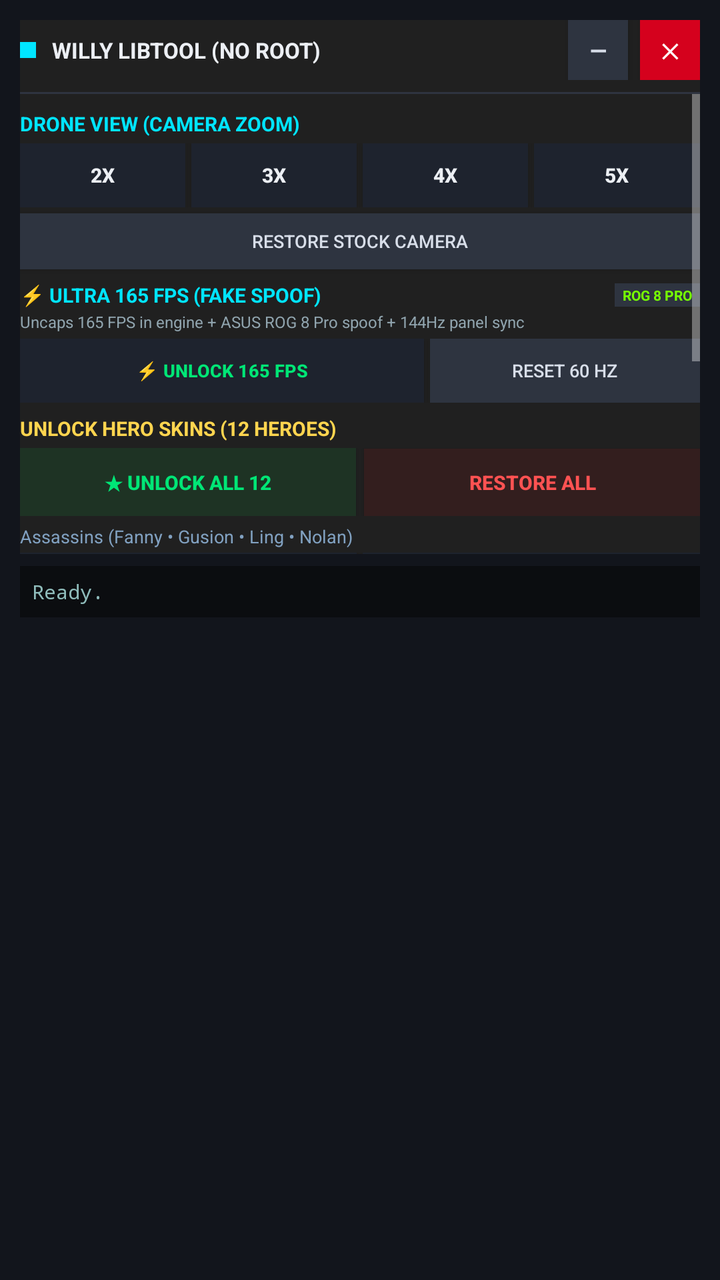
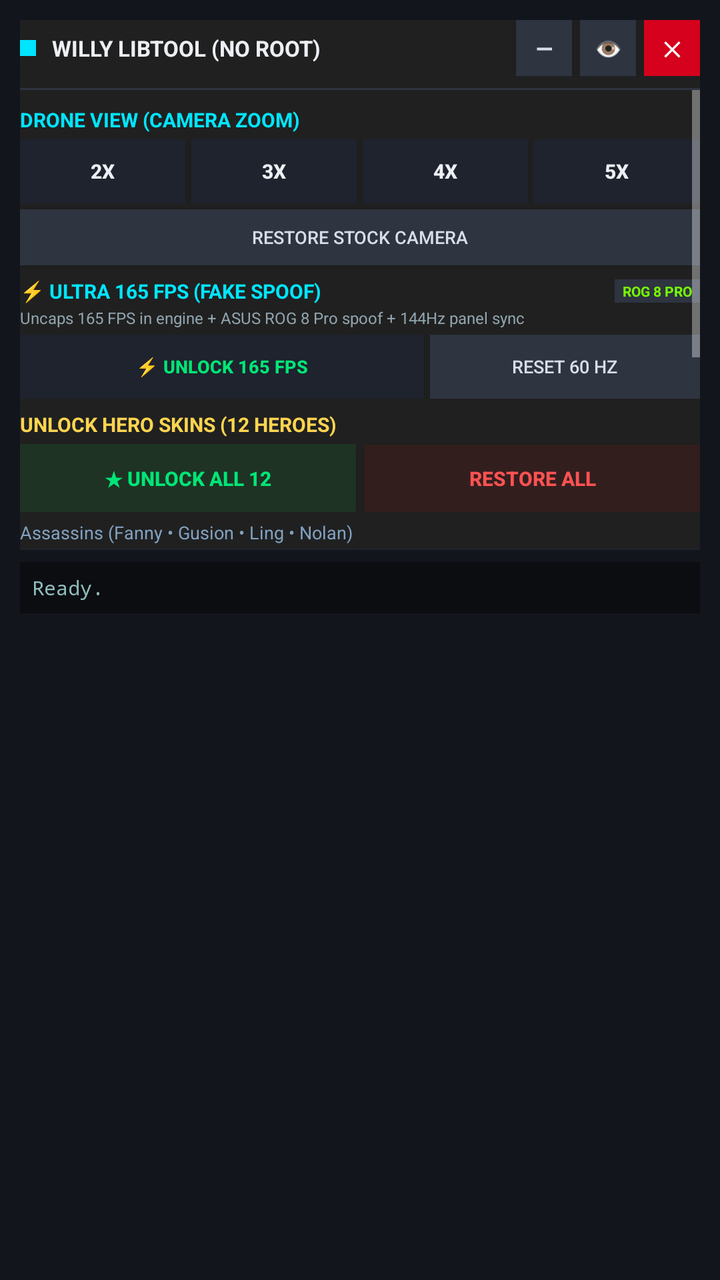

The first picture is an Android layout as it rendered before a commit; the second is the same layout after the commit. The layout source and the unified diff follow.
<!-- AndroidManifest.xml: application theme AppTheme -->
<!-- res/layout/floating_menu.xml -->
<?xml version="1.0" encoding="utf-8"?>
<LinearLayout xmlns:android="http://schemas.android.com/apk/res/android"
    android:id="@+id/floatingRoot"
    android:layout_width="320dp"
    android:layout_height="wrap_content"
    android:background="#F012151C"
    android:orientation="vertical"
    android:padding="10dp">

    
    <LinearLayout
        android:id="@+id/floatingHeader"
        android:layout_width="match_parent"
        android:layout_height="wrap_content"
        android:gravity="center_vertical"
        android:orientation="horizontal"
        android:paddingBottom="6dp">

        <View
            android:layout_width="8dp"
            android:layout_height="8dp"
            android:background="#00E5FF" />

        <TextView
            android:layout_width="0dp"
            android:layout_height="wrap_content"
            android:layout_marginStart="8dp"
            android:layout_weight="1"
            android:text="WILLY LIBTOOL (NO ROOT)"
            android:textColor="#ECEFF4"
            android:textSize="11sp"
            android:textStyle="bold" />

        <Button
            android:id="@+id/btnFloatingMinimize"
            android:layout_width="30dp"
            android:layout_height="30dp"
            android:background="#2E3440"
            android:text="—"
            android:textColor="#D8DEE9"
            android:textSize="11sp"
            android:textStyle="bold" />

        <Button
            android:id="@+id/btnFloatingClose"
            android:layout_width="30dp"
            android:layout_height="30dp"
            android:layout_marginStart="6dp"
            android:background="#D5011D"
            android:text="✕"
            android:textColor="#FFFFFF"
            android:textSize="10sp"
            android:textStyle="bold" />
    </LinearLayout>

    <View
        android:layout_width="match_parent"
        android:layout_height="1dp"
        android:background="#2E3440" />

    
    <ScrollView
        android:layout_width="match_parent"
        android:layout_height="230dp"
        android:fillViewport="true"
        android:scrollbars="vertical">

        <LinearLayout
            android:layout_width="match_parent"
            android:layout_height="wrap_content"
            android:orientation="vertical"
            android:paddingTop="4dp"
            android:paddingBottom="4dp">

            
            <TextView
                android:layout_width="wrap_content"
                android:layout_height="wrap_content"
                android:layout_marginTop="4dp"
                android:text="DRONE VIEW (CAMERA ZOOM)"
                android:textColor="#00E5FF"
                android:textSize="10sp"
                android:textStyle="bold" />

            <LinearLayout
                android:layout_width="match_parent"
                android:layout_height="wrap_content"
                android:layout_marginTop="3dp"
                android:orientation="horizontal">

                <Button
                    android:id="@+id/btnDrone2x"
                    android:layout_width="0dp"
                    android:layout_height="32dp"
                    android:layout_weight="1"
                    android:background="#1E232E"
                    android:text="2X"
                    android:textColor="#ECEFF4"
                    android:textSize="10sp"
                    android:textStyle="bold" />

                <Button
                    android:id="@+id/btnDrone3x"
                    android:layout_width="0dp"
                    android:layout_height="32dp"
                    android:layout_marginStart="3dp"
                    android:layout_weight="1"
                    android:background="#1E232E"
                    android:text="3X"
                    android:textColor="#ECEFF4"
                    android:textSize="10sp"
                    android:textStyle="bold" />

                <Button
                    android:id="@+id/btnDrone4x"
                    android:layout_width="0dp"
                    android:layout_height="32dp"
                    android:layout_marginStart="3dp"
                    android:layout_weight="1"
                    android:background="#1E232E"
                    android:text="4X"
                    android:textColor="#ECEFF4"
                    android:textSize="10sp"
                    android:textStyle="bold" />

                <Button
                    android:id="@+id/btnDrone5x"
                    android:layout_width="0dp"
                    android:layout_height="32dp"
                    android:layout_marginStart="3dp"
                    android:layout_weight="1"
                    android:background="#1E232E"
                    android:text="5X"
                    android:textColor="#ECEFF4"
                    android:textSize="10sp"
                    android:textStyle="bold" />
            </LinearLayout>

            <Button
                android:id="@+id/btnDroneReset"
                android:layout_width="match_parent"
                android:layout_height="28dp"
                android:layout_marginTop="3dp"
                android:background="#2E3440"
                android:text="RESTORE STOCK CAMERA"
                android:textColor="#D8DEE9"
                android:textSize="9sp" />

            
            <LinearLayout
                android:layout_width="match_parent"
                android:layout_height="wrap_content"
                android:layout_marginTop="6dp"
                android:gravity="center_vertical"
                android:orientation="horizontal">

                <TextView
                    android:layout_width="0dp"
                    android:layout_height="wrap_content"
                    android:layout_weight="1"
                    android:text="⚡ ULTRA 165 FPS (FAKE SPOOF)"
                    android:textColor="#00E5FF"
                    android:textSize="10sp"
                    android:textStyle="bold" />

                <TextView
                    android:id="@+id/tvFpsStatusBadge"
                    android:layout_width="wrap_content"
                    android:layout_height="wrap_content"
                    android:background="#2E3440"
                    android:paddingStart="4dp"
                    android:paddingTop="1dp"
                    android:paddingEnd="4dp"
                    android:paddingBottom="1dp"
                    android:text="ROG 8 PRO"
                    android:textColor="#76FF03"
                    android:textSize="7sp"
                    android:textStyle="bold" />
            </LinearLayout>

            <TextView
                android:layout_width="wrap_content"
                android:layout_height="wrap_content"
                android:layout_marginTop="1dp"
                android:text="Uncaps 165 FPS in engine + ASUS ROG 8 Pro spoof + 144Hz panel sync"
                android:textColor="#90A4AE"
                android:textSize="8sp" />

            <LinearLayout
                android:layout_width="match_parent"
                android:layout_height="wrap_content"
                android:layout_marginTop="3dp"
                android:orientation="horizontal">

                <Button
                    android:id="@+id/btnUnlock165Fps"
                    android:layout_width="0dp"
                    android:layout_height="32dp"
                    android:layout_weight="1.2"
                    android:background="#1E232E"
                    android:text="⚡ UNLOCK 165 FPS"
                    android:textColor="#00E676"
                    android:textSize="9sp"
                    android:textStyle="bold" />

                <Button
                    android:id="@+id/btnResetFps"
                    android:layout_width="0dp"
                    android:layout_height="32dp"
                    android:layout_marginStart="3dp"
                    android:layout_weight="0.8"
                    android:background="#2E3440"
                    android:text="RESET 60 HZ"
                    android:textColor="#D8DEE9"
                    android:textSize="9sp" />
            </LinearLayout>

            
            <TextView
                android:layout_width="wrap_content"
                android:layout_height="wrap_content"
                android:layout_marginTop="6dp"
                android:text="UNLOCK HERO SKINS (12 HEROES)"
                android:textColor="#FFD54F"
                android:textSize="10sp"
                android:textStyle="bold" />

            
            <LinearLayout
                android:layout_width="match_parent"
                android:layout_height="wrap_content"
                android:layout_marginTop="3dp"
                android:orientation="horizontal">

                <Button
                    android:id="@+id/btnUnlockAllSkins"
                    android:layout_width="0dp"
                    android:layout_height="34dp"
                    android:layout_weight="1"
                    android:background="#1E3324"
                    android:text="★ UNLOCK ALL 12"
                    android:textColor="#00E676"
                    android:textSize="10sp"
                    android:textStyle="bold" />

                <Button
                    android:id="@+id/btnRestoreAllSkins"
                    android:layout_width="0dp"
                    android:layout_height="34dp"
                    android:layout_marginStart="4dp"
                    android:layout_weight="1"
                    android:background="#331E1E"
                    android:text="RESTORE ALL"
                    android:textColor="#FF5252"
                    android:textSize="10sp"
                    android:textStyle="bold" />
            </LinearLayout>

            
            <TextView
                android:layout_width="wrap_content"
                android:layout_height="wrap_content"
                android:layout_marginTop="4dp"
                android:text="Assassins (Fanny • Gusion • Ling • Nolan)"
                android:textColor="#81A1C1"
                android:textSize="9sp" />

            <LinearLayout
                android:layout_width="match_parent"
                android:layout_height="wrap_content"
                android:layout_marginTop="2dp"
                android:orientation="horizontal">

                <Button
                    android:id="@+id/btnSkinFanny"
                    android:layout_width="0dp"
                    android:layout_height="30dp"
                    android:layout_weight="1"
                    android:background="#1E232E"
                    android:text="FANNY (MIKASA)"
                    android:textColor="#ECEFF4"
                    android:textSize="8sp" />

                <Button
                    android:id="@+id/btnSkinGusion"
                    android:layout_width="0dp"
                    android:layout_height="30dp"
                    android:layout_marginStart="3dp"
                    android:layout_weight="1"
                    android:background="#1E232E"
                    android:text="GUSION (KOF)"
                    android:textColor="#ECEFF4"
                    android:textSize="8sp" />
            </LinearLayout>

            <LinearLayout
                android:layout_width="match_parent"
                android:layout_height="wrap_content"
                android:layout_marginTop="2dp"
                android:orientation="horizontal">

                <Button
                    android:id="@+id/btnSkinLing"
                    android:layout_width="0dp"
                    android:layout_height="30dp"
                    android:layout_weight="1"
                    android:background="#1E232E"
                    android:text="LING (SHEN)"
                    android:textColor="#ECEFF4"
                    android:textSize="8sp" />

                <Button
                    android:id="@+id/btnSkinNolan"
                    android:layout_width="0dp"
                    android:layout_height="30dp"
                    android:layout_marginStart="3dp"
                    android:layout_weight="1"
                    android:background="#1E232E"
                    android:text="NOLAN (NAV)"
                    android:textColor="#ECEFF4"
                    android:textSize="8sp" />
            </LinearLayout>

            
            <TextView
                android:layout_width="wrap_content"
                android:layout_height="wrap_content"
                android:layout_marginTop="4dp"
                android:text="Marksmen (Miya • Claude • Karrie)"
                android:textColor="#81A1C1"
                android:textSize="9sp" />

            <LinearLayout
                android:layout_width="match_parent"
                android:layout_height="wrap_content"
                android:layout_marginTop="2dp"
                android:orientation="horizontal">

                <Button
                    android:id="@+id/btnSkinMiya"
                    android:layout_width="0dp"
                    android:layout_height="30dp"
                    android:layout_weight="1"
                    android:background="#1E232E"
                    android:text="MIYA (COLL)"
                    android:textColor="#ECEFF4"
                    android:textSize="8sp" />

                <Button
                    android:id="@+id/btnSkinClaude"
                    android:layout_width="0dp"
                    android:layout_height="30dp"
                    android:layout_marginStart="3dp"
                    android:layout_weight="1"
                    android:background="#1E232E"
                    android:text="CLAUDE (SANRIO)"
                    android:textColor="#ECEFF4"
                    android:textSize="8sp" />

                <Button
                    android:id="@+id/btnSkinKarrie"
                    android:layout_width="0dp"
                    android:layout_height="30dp"
                    android:layout_marginStart="3dp"
                    android:layout_weight="1"
                    android:background="#1E232E"
                    android:text="KARRIE (M5)"
                    android:textColor="#ECEFF4"
                    android:textSize="8sp" />
            </LinearLayout>

            
            <TextView
                android:layout_width="wrap_content"
                android:layout_height="wrap_content"
                android:layout_marginTop="6dp"
                android:text="MAP &amp; BATTLE ASSETS"
                android:textColor="#00E5FF"
                android:textSize="10sp"
                android:textStyle="bold" />

            <LinearLayout
                android:layout_width="match_parent"
                android:layout_height="wrap_content"
                android:layout_marginTop="2dp"
                android:orientation="horizontal">

                <Button
                    android:id="@+id/btnInjectMapSkins"
                    android:layout_width="0dp"
                    android:layout_height="30dp"
                    android:layout_weight="1"
                    android:background="#1E232E"
                    android:text="MAP MODS"
                    android:textColor="#FFD54F"
                    android:textSize="9sp"
                    android:textStyle="bold" />

                <Button
                    android:id="@+id/btnRestoreMapSkins"
                    android:layout_width="0dp"
                    android:layout_height="30dp"
                    android:layout_marginStart="3dp"
                    android:layout_weight="1"
                    android:background="#1E232E"
                    android:text="RESTORE MAP"
                    android:textColor="#D8DEE9"
                    android:textSize="9sp" />
            </LinearLayout>

        </LinearLayout>
    </ScrollView>

    
    <TextView
        android:id="@+id/txtFloatingStatus"
        android:layout_width="match_parent"
        android:layout_height="wrap_content"
        android:layout_marginTop="6dp"
        android:background="#0B0D10"
        android:fontFamily="monospace"
        android:padding="6dp"
        android:text="Ready."
        android:textColor="#8FBCBB"
        android:textSize="10sp" />

</LinearLayout>
<!-- resources referenced by this layout -->
<resources>
  <style name="AppTheme" parent="@android:style/Theme.Material">
          
          <item name="android:background">@color/backgroundColor</item>
      </style>
  <color name="backgroundColor">#202020</color>
</resources>

<!-- the commit's change to res/layout/floating_menu.xml (unified diff, before → after) -->
@@ -33,8 +33,8 @@
 
         <Button
             android:id="@+id/btnFloatingMinimize"
-            android:layout_width="30dp"
-            android:layout_height="30dp"
+            android:layout_width="28dp"
+            android:layout_height="28dp"
             android:background="#2E3440"
             android:text="—"
             android:textColor="#D8DEE9"
@@ -42,10 +42,21 @@
             android:textStyle="bold" />
 
         <Button
+            android:id="@+id/btnFloatingStealth"
+            android:layout_width="28dp"
+            android:layout_height="28dp"
+            android:layout_marginStart="4dp"
+            android:background="#2E3440"
+            android:text="👁"
+            android:textColor="#00E5FF"
+            android:textSize="11sp"
+            android:textStyle="bold" />
+
+        <Button
             android:id="@+id/btnFloatingClose"
-            android:layout_width="30dp"
-            android:layout_height="30dp"
-            android:layout_marginStart="6dp"
+            android:layout_width="28dp"
+            android:layout_height="28dp"
+            android:layout_marginStart="4dp"
             android:background="#D5011D"
             android:text="✕"
             android:textColor="#FFFFFF"
